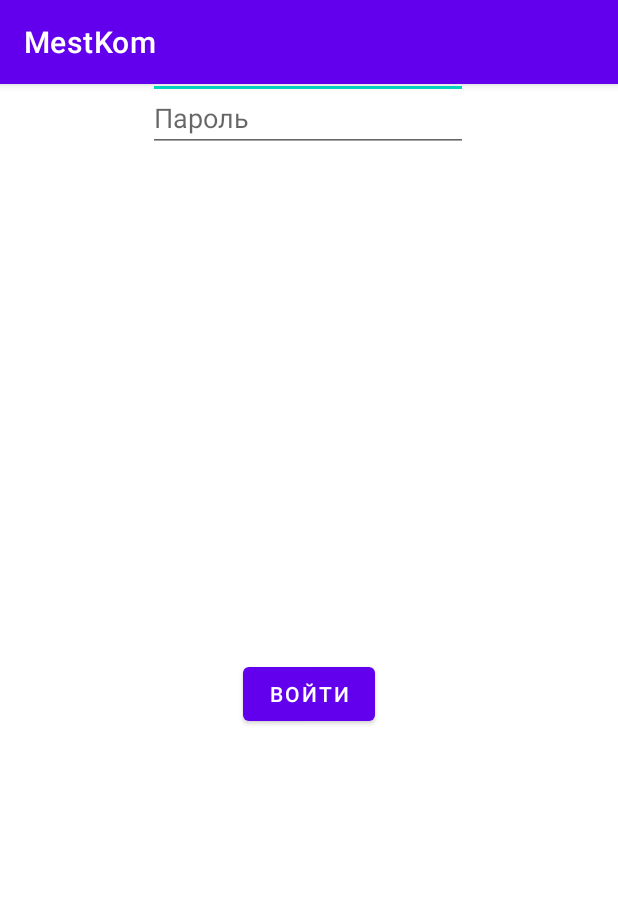
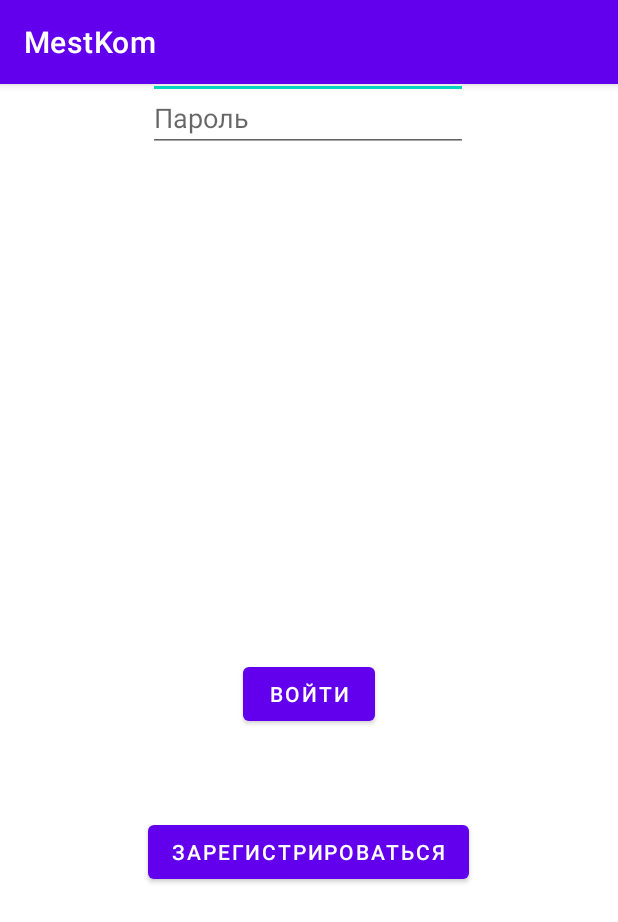
Before and after one commit to Servall4/MestKom, an Android app: the screen it shows after launch (MainActivity), on a phone screen of 412 x 824 dp. Shown: the top 922 px of the screen. Run offline under Robolectric (Android 15) with nearby library versions, the phone set to English and light mode, and no system bars.

Commit message:
Изменен интерфейс

```diff
--- a/app/src/main/res/layout/activity_main.xml
+++ b/app/src/main/res/layout/activity_main.xml
@@ -15,6 +15,18 @@
         app:layout_constraintEnd_toEndOf="parent"
         app:layout_constraintStart_toStartOf="parent"
         app:layout_constraintTop_toBottomOf="@+id/editTextTextPassword" />
+
+    <Button
+        android:id="@+id/button2"
+        android:layout_width="wrap_content"
+        android:layout_height="wrap_content"
+        android:text="Зарегистрироваться"
+        app:layout_constraintBottom_toBottomOf="parent"
+        app:layout_constraintEnd_toEndOf="parent"
+        app:layout_constraintHorizontal_bias="0.498"
+        app:layout_constraintStart_toStartOf="parent"
+        app:layout_constraintTop_toBottomOf="@+id/button"
+        app:layout_constraintVertical_bias="0.198" />
 
     <EditText
         android:id="@+id/editTextTextEmailAddress"
```
